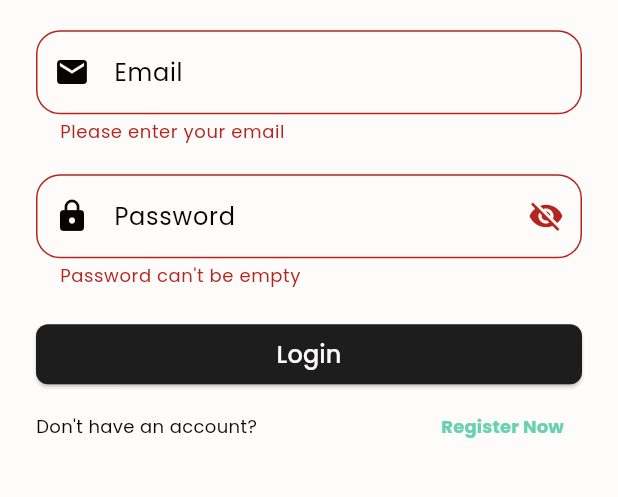
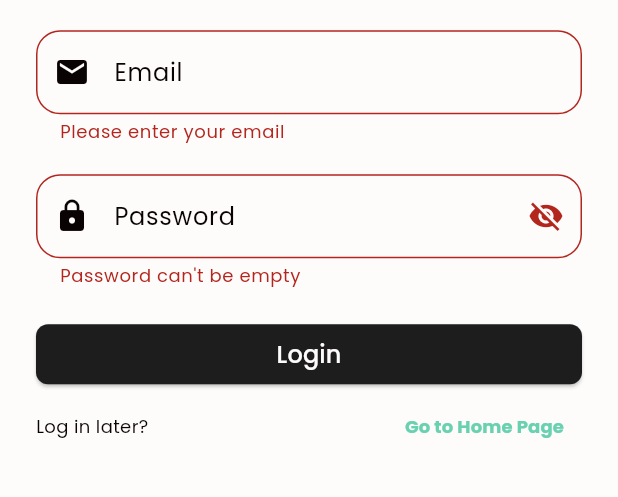
Before and after one commit to keannugran19/refresher, a Flutter app: the LandingPageView screen opened by its route, after a tap on "Login", on a phone screen of 412 x 824 dp, the part 536-1033 px from its top. Run offline on Flutter 3.47's test engine with Material 3 defaults, Android fonts, the phone set to English and light mode, and no system bars; our stand-ins replace firebase_auth, firebase_core, shared_preferences; accounts and stored records are empty; network calls fail.

Commit message:
allows unauthenticated users to go to home page directly

```diff
--- a/lib/views/auth/login_page.dart
+++ b/lib/views/auth/login_page.dart
@@ -8,9 +8,6 @@ class LoginPageView extends StatefulWidget {
   @override
   State<LoginPageView> createState() => _LoginPageViewState();
 }
-
-// when register now is pressed
-_registerNow() {}
 
 class _LoginPageViewState extends State<LoginPageView> {
   // form key
@@ -122,14 +119,11 @@ class _LoginPageViewState extends State<LoginPageView> {
               Row(
                 mainAxisAlignment: MainAxisAlignment.spaceBetween,
                 children: [
-                  Text(
-                    "Don't have an account?",
-                    style: TextStyle(fontSize: 12),
-                  ),
+                  Text("Log in later?", style: TextStyle(fontSize: 12)),
                   TextButton(
-                    onPressed: _registerNow,
+                    onPressed: _goToHome,
                     child: Text(
-                      "Register Now",
+                      "Go to Home Page",
                       style: TextStyle(
                         fontSize: 12,
                         fontWeight: FontWeight.w600,
@@ -145,6 +139,11 @@ class _LoginPageViewState extends State<LoginPageView> {
     );
   }
 
+  // when register now is pressed
+  void _goToHome() {
+    Navigator.pushReplacementNamed(context, 'event_list_screen');
+  }
+
   // when login button is pressed
   void _loginButton() async {
     if (_formKey.currentState!.validate()) {
@@ -155,6 +154,12 @@ class _LoginPageViewState extends State<LoginPageView> {
         );
 
         if (result.containsKey("access_token")) {
+          ScaffoldMessenger.of(context).showSnackBar(
+            SnackBar(
+              backgroundColor: Colors.green,
+              content: Text("Logged in successfully!"),
+            ),
+          );
           Navigator.pushReplacementNamed(context, 'event_list_screen');
         } else {
           ScaffoldMessenger.of(context).showSnackBar(
```
